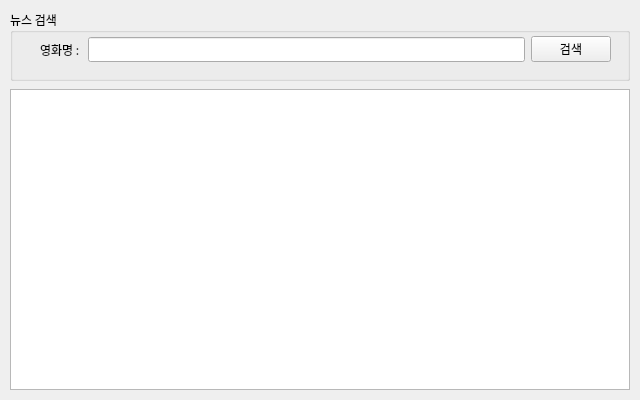
Before: the Qt Designer form Part1/studyPyQt/naverApiMovie.ui in SoYoungHW/miniprojects, drawn with Qt 5.
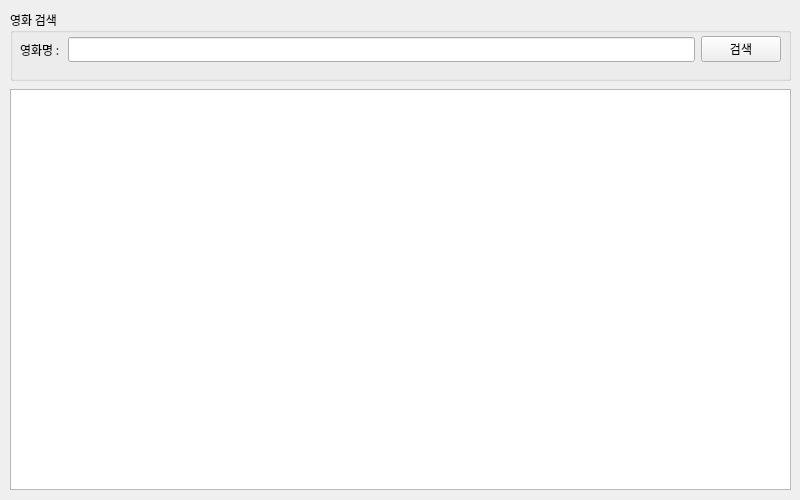
After: the same form once the commit is applied.

Commit message:
네이버 영화검색앱 완료
03.09.

Diff of the .ui file:
```diff
--- a/Part1/studyPyQt/naverApiMovie.ui
+++ b/Part1/studyPyQt/naverApiMovie.ui
@@ -12,8 +12,8 @@
    <rect>
     <x>0</x>
     <y>0</y>
-    <width>640</width>
-    <height>400</height>
+    <width>800</width>
+    <height>500</height>
    </rect>
   </property>
   <property name="sizePolicy">
@@ -24,14 +24,14 @@
   </property>
   <property name="minimumSize">
    <size>
-    <width>640</width>
-    <height>400</height>
+    <width>800</width>
+    <height>500</height>
    </size>
   </property>
   <property name="maximumSize">
    <size>
-    <width>640</width>
-    <height>400</height>
+    <width>800</width>
+    <height>500</height>
    </size>
   </property>
   <property name="font">
@@ -47,7 +47,7 @@
     <rect>
      <x>10</x>
      <y>10</y>
-     <width>620</width>
+     <width>781</width>
      <height>71</height>
     </rect>
    </property>
@@ -55,15 +55,15 @@
     <item>
      <widget class="QGroupBox" name="groupBox">
       <property name="title">
-       <string>뉴스 검색</string>
+       <string>영화 검색</string>
       </property>
       <widget class="QWidget" name="layoutWidget">
        <property name="geometry">
         <rect>
-         <x>30</x>
-         <y>24</y>
-         <width>571</width>
-         <height>31</height>
+         <x>10</x>
+         <y>14</y>
+         <width>761</width>
+         <height>51</height>
         </rect>
        </property>
        <layout class="QHBoxLayout" name="horizontalLayout">
@@ -95,8 +95,8 @@
     <rect>
      <x>10</x>
      <y>89</y>
-     <width>620</width>
-     <height>301</height>
+     <width>781</width>
+     <height>401</height>
     </rect>
    </property>
    <layout class="QVBoxLayout" name="resultLayout">
```
Left out of the diff: 2 changed lines with no effect on the pictures. The commit also changes 17 other files.
